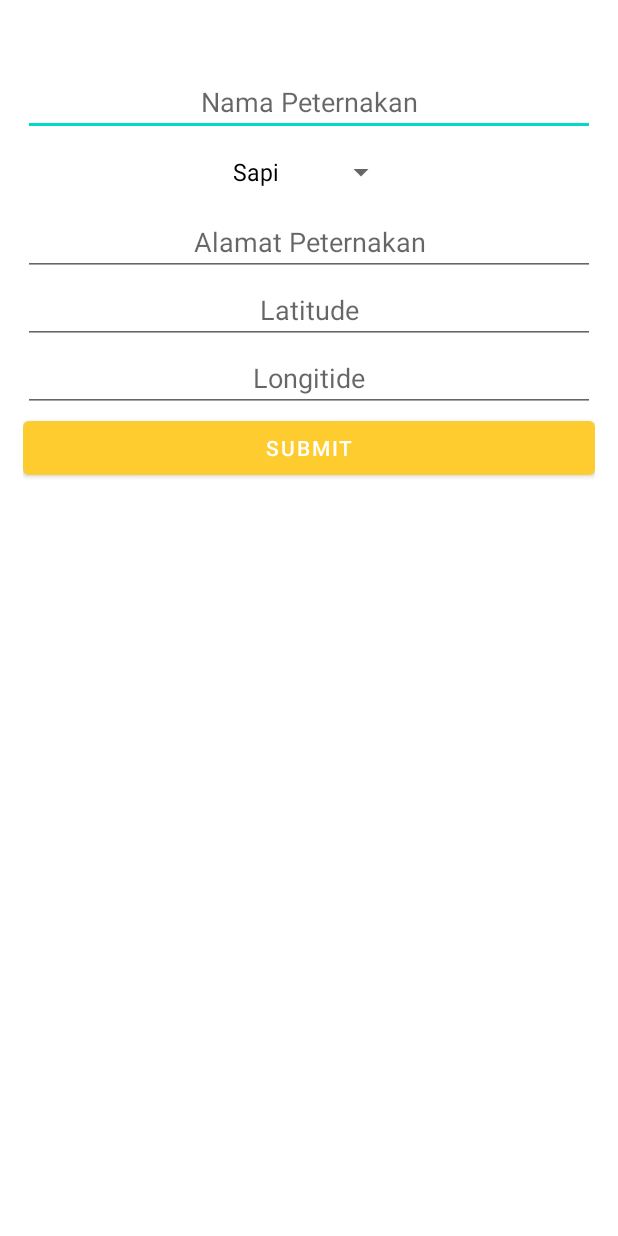
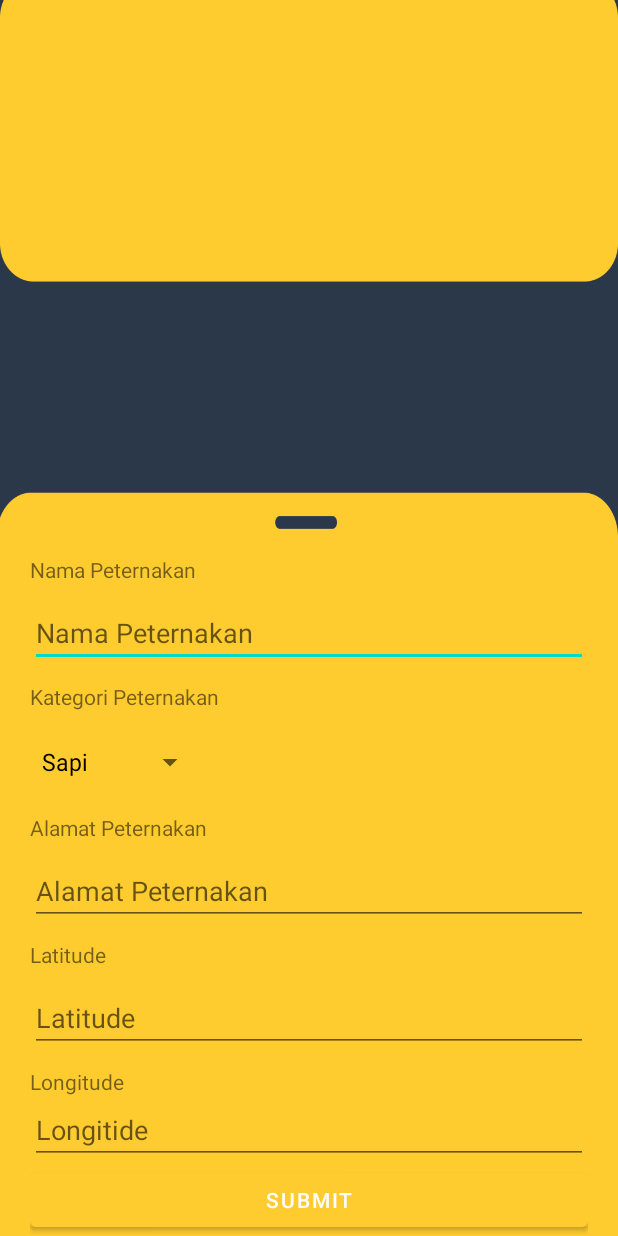
Before and after one commit to KEVINGILBERTTODING/KediriAPP, an Android app: the InputPeternakan screen opened directly, with no data from a screen before it, on a phone screen of 412 x 824 dp. Run offline under Robolectric (Android 15) with nearby library versions, the phone set to English and light mode, and no system bars; our stand-ins replace Volley.

Commit message:
design layout activity_input_peternakan.xml

```diff
--- a/app/src/main/res/layout/activity_input_peternakan.xml
+++ b/app/src/main/res/layout/activity_input_peternakan.xml
@@ -4,60 +4,111 @@
     android:layout_width="match_parent"
     android:layout_height="match_parent"
     tools:context=".MainActivity"
-    android:layout_margin="15dp">
+    android:background="@drawable/layoutinput"
+>
+
+
+    <RelativeLayout
+        android:layout_width="match_parent"
+        android:layout_height="wrap_content"
+
+        android:layout_marginTop="350dp"
+        android:layout_marginLeft="20dp"
+        android:layout_marginRight="20dp"
+        >
+
+    <TextView
+        android:id="@+id/judulnama"
+        android:layout_width="wrap_content"
+        android:layout_height="wrap_content"
+        android:text="Nama Peternakan"
+        android:layout_marginTop="20dp"
+        />
 
     <EditText
         android:id="@+id/editTextName"
         android:layout_width="fill_parent"
         android:layout_height="wrap_content"
-        android:layout_marginTop="30dp"
+        android:layout_below="@+id/judulnama"
+        android:layout_marginTop="10dp"
         android:ems="10"
-        android:gravity="center"
         android:hint="Nama Peternakan"
         android:inputType="text" />
+
+
+    <TextView
+        android:id="@+id/juduljenis"
+        android:layout_width="wrap_content"
+        android:layout_height="wrap_content"
+        android:text="Kategori Peternakan"
+        android:layout_marginTop="10dp"
+        android:layout_below="@id/editTextName"
+        />
 
     <Spinner
         android:id="@+id/spinner"
         android:layout_width="wrap_content"
         android:layout_height="wrap_content"
-        android:layout_below="@id/editTextName"
-        android:layout_centerHorizontal="true"
+        android:layout_below="@id/juduljenis"
+        android:layout_alignParentLeft="true"
+        android:layout_marginTop="10dp"
+        android:layout_centerHorizontal="true" />
 
-        />
-
+    <TextView
+        android:id="@+id/alamatpeternakan"
+        android:layout_width="wrap_content"
+        android:layout_height="wrap_content"
+        android:layout_below="@id/spinner"
+        android:layout_marginTop="10dp"
+        android:text="Alamat Peternakan" />
 
     <EditText
         android:id="@+id/editTextAlamat"
         android:layout_width="fill_parent"
         android:layout_height="wrap_content"
-        android:layout_below="@+id/spinner"
+        android:layout_below="@+id/alamatpeternakan"
         android:ems="10"
-        android:gravity="center"
         android:hint="Alamat Peternakan"
+        android:layout_marginTop="10dp"
+        android:inputType="text" />
 
-        android:inputType="text" />
+    <TextView
+        android:id="@+id/tvLatitude"
+        android:layout_width="wrap_content"
+        android:layout_height="wrap_content"
+        android:layout_below="@id/editTextAlamat"
+        android:layout_marginTop="10dp"
+        android:text="Latitude" />
+
 
 
     <EditText
         android:id="@+id/editTextLatitude"
         android:layout_width="fill_parent"
         android:layout_height="wrap_content"
-        android:layout_below="@+id/editTextAlamat"
+        android:layout_below="@+id/tvLatitude"
         android:ems="10"
-        android:gravity="center"
+        android:layout_marginTop="10dp"
         android:hint="Latitude"
         android:inputType="text" />
+
+    <TextView
+        android:id="@+id/tvLongitude"
+        android:layout_width="wrap_content"
+        android:layout_height="wrap_content"
+        android:layout_below="@id/editTextLatitude"
+        android:layout_marginTop="10dp"
+        android:text="Longitude" />
+
 
     <EditText
         android:id="@+id/editTextLongitude"
         android:layout_width="fill_parent"
         android:layout_height="wrap_content"
-        android:layout_below="@+id/editTextLatitude"
+        android:layout_below="@+id/tvLongitude"
         android:ems="10"
-        android:gravity="center"
         android:hint="Longitide"
         android:inputType="textEmailAddress" />
-
 
 
     <Button
@@ -67,5 +118,5 @@
         android:id="@+id/ButtonInsert"
         android:layout_below="@+id/editTextLongitude"
         android:layout_centerHorizontal="true" />
-
+    </RelativeLayout>
 </RelativeLayout>
```
Also changed, not shown: app/src/main/res/drawable/layoutinput.png (added).
